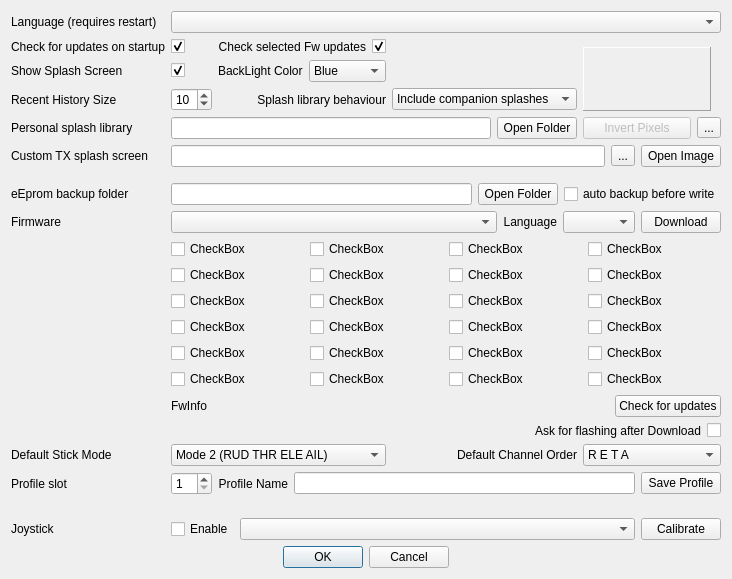
Old version of the form src/preferencesdialog.ui in the repository roberto1903/companion9x.
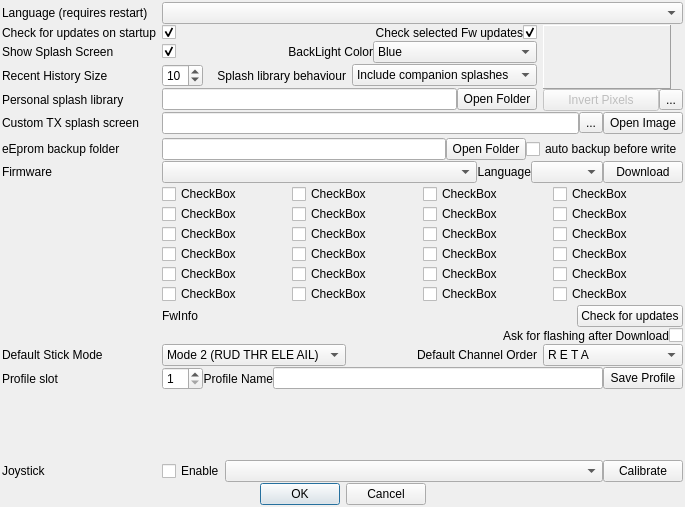
New version of the form. Icons and pictures are not drawn.

Commit message: Fix for issue 70, preferences window reduced by 70 px in linux

```diff
--- a/src/preferencesdialog.ui
+++ b/src/preferencesdialog.ui
@@ -6,8 +6,8 @@
    <rect>
     <x>0</x>
     <y>0</y>
-    <width>732</width>
-    <height>579</height>
+    <width>685</width>
+    <height>507</height>
    </rect>
   </property>
   <property name="sizePolicy">
@@ -33,6 +33,12 @@
    <property name="sizeConstraint">
     <enum>QLayout::SetMinimumSize</enum>
    </property>
+   <property name="verticalSpacing">
+    <number>1</number>
+   </property>
+   <property name="margin">
+    <number>2</number>
+   </property>
    <item row="1" column="4" rowspan="4">
     <layout class="QGridLayout" name="gridLayout_3" columnstretch="0,0">
      <item row="1" column="0" colspan="2">
@@ -138,6 +144,9 @@
    </item>
    <item row="4" column="1" colspan="3">
     <layout class="QGridLayout" name="gridLayout_2">
+     <property name="verticalSpacing">
+      <number>1</number>
+     </property>
      <item row="0" column="1">
       <widget class="QPushButton" name="libraryPathButton">
        <property name="text">
@@ -183,6 +192,9 @@
    </item>
    <item row="6" column="1" colspan="4">
     <layout class="QHBoxLayout" name="horizontalLayout_2">
+     <property name="spacing">
+      <number>-1</number>
+     </property>
      <item>
       <widget class="QLineEdit" name="SplashFileName">
        <property name="enabled">
@@ -536,7 +548,7 @@
      <property name="sizeHint" stdset="0">
       <size>
        <width>20</width>
-       <height>10</height>
+       <height>3</height>
       </size>
      </property>
     </spacer>
@@ -575,7 +587,7 @@
      </item>
     </layout>
    </item>
-   <item row="2" column="2">
+   <item row="2" column="2" colspan="2">
     <layout class="QHBoxLayout" name="horizontalLayout_8">
      <item>
       <widget class="QLabel" name="label_3">
@@ -588,6 +600,9 @@
        <property name="text">
         <string>BackLight Color</string>
        </property>
+       <property name="alignment">
+        <set>Qt::AlignRight|Qt::AlignTrailing|Qt::AlignVCenter</set>
+       </property>
       </widget>
      </item>
      <item>
@@ -621,8 +636,8 @@
      </item>
     </layout>
    </item>
-   <item row="1" column="2">
-    <layout class="QHBoxLayout" name="horizontalLayout_7">
+   <item row="1" column="2" colspan="2">
+    <layout class="QHBoxLayout" name="horizontalLayout_7" stretch="1,0">
      <item>
       <widget class="QLabel" name="label_7">
        <property name="text">
@@ -651,7 +666,7 @@
       <enum>Qt::Vertical</enum>
      </property>
      <property name="sizeType">
-      <enum>QSizePolicy::MinimumExpanding</enum>
+      <enum>QSizePolicy::Expanding</enum>
      </property>
      <property name="sizeHint" stdset="0">
       <size>
```
